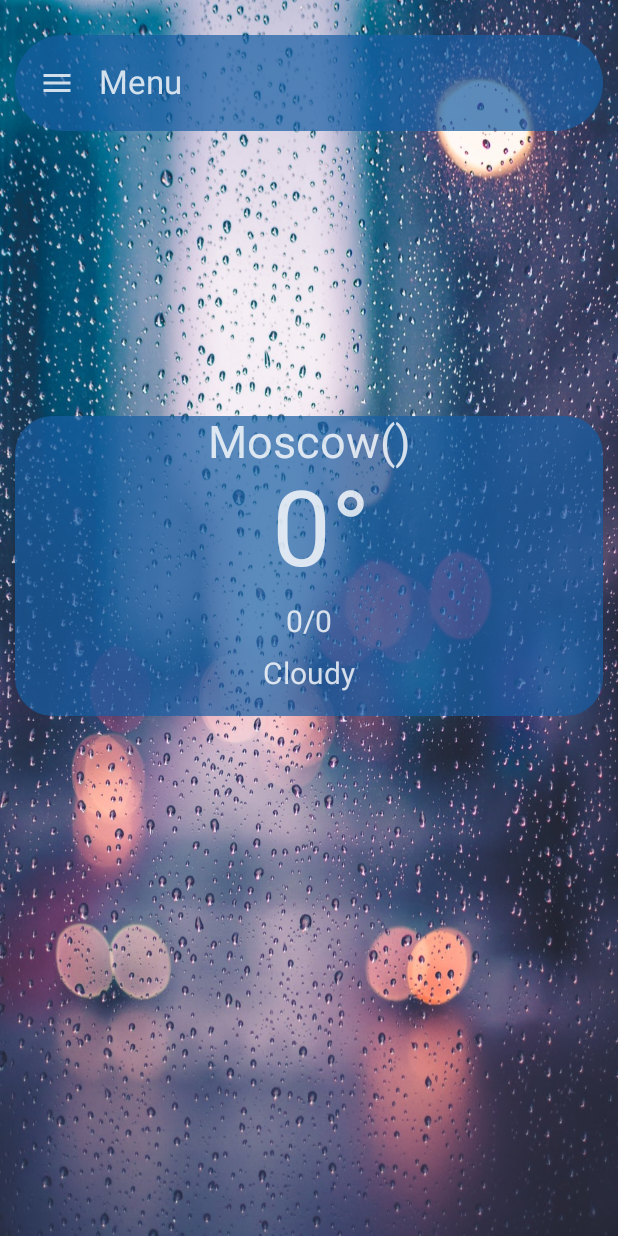
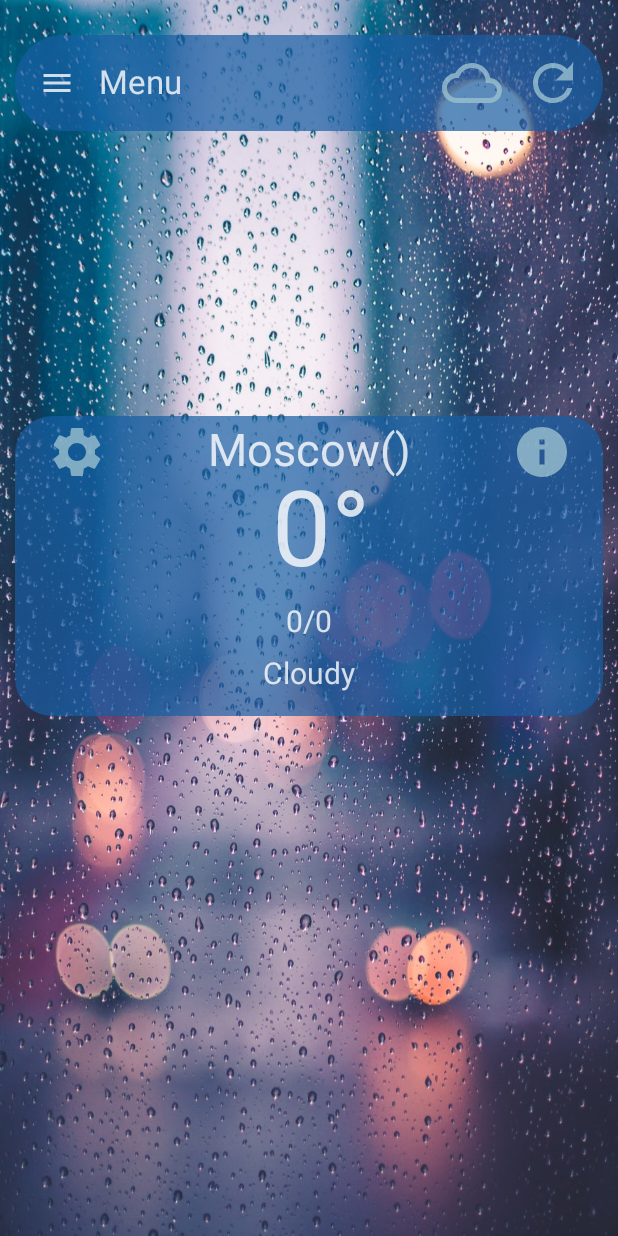
Before and after one commit to IlyaVanyaev/ComposeWeather, an Android app built with Jetpack Compose: the screen it shows after launch (MainActivity), on a phone screen of 412 x 824 dp. Run offline under Robolectric (Android 15) with nearby library versions, the phone set to English and light mode, and no system bars.

Commit message:
added buttons

```diff
--- a/app/src/main/java/com/example/composeweather/ui/view/composable/Composable.kt
+++ b/app/src/main/java/com/example/composeweather/ui/view/composable/Composable.kt
@@ -13,10 +13,14 @@ import androidx.compose.foundation.layout.fillMaxWidth
 import androidx.compose.foundation.layout.height
 import androidx.compose.foundation.layout.offset
 import androidx.compose.foundation.layout.padding
+import androidx.compose.foundation.layout.size
 import androidx.compose.foundation.layout.width
 import androidx.compose.foundation.shape.RoundedCornerShape
 import androidx.compose.material.icons.Icons
+import androidx.compose.material.icons.filled.Info
 import androidx.compose.material.icons.filled.Menu
+import androidx.compose.material.icons.filled.Refresh
+import androidx.compose.material.icons.filled.Settings
 import androidx.compose.material3.Card
 import androidx.compose.material3.CardDefaults
 import androidx.compose.material3.ExperimentalMaterial3Api
@@ -39,7 +43,9 @@ import androidx.compose.ui.text.style.TextAlign
 import androidx.compose.ui.unit.dp
 import androidx.compose.ui.unit.sp
 import com.example.composeweather.R
+import com.example.composeweather.ui.theme.ButtonLight
 import com.example.composeweather.ui.theme.DarkBlue
+import com.example.composeweather.ui.theme.LightBlue
 import com.example.composeweather.ui.theme.LightWhite
 
 @Composable
@@ -121,6 +127,14 @@ fun MainScreen(name: String) {
                             tint = LightWhite
                         )
                     }
+                },
+                actions = {
+
+                    Image(painter = painterResource(id = R.drawable.weather), contentDescription = "Weather_icon", modifier = Modifier.padding(end = 10.dp))
+
+                    IconButton(modifier = Modifier.padding(end = 5.dp), onClick = { /*TODO*/ }) {
+                        Icon(imageVector = Icons.Filled.Refresh, contentDescription = "Update", tint = ButtonLight, modifier = Modifier.size(40.dp, 40.dp))
+                    }
                 }
             )
         },
@@ -160,17 +174,29 @@ fun WeatherCard() {
                 DarkBlue
             )
         ) {
+
             Box(modifier = Modifier
-                .fillMaxSize()
-                .padding(horizontal = 80.dp), Alignment.TopCenter
+                .fillMaxSize(), Alignment.TopCenter
             )
             {
+
+                IconButton(modifier = Modifier.offset(x = (-155).dp), onClick = { /*TODO*/ }) {
+                    Icon(imageVector = Icons.Filled.Settings, contentDescription = "Settings", tint = ButtonLight, modifier = Modifier.size(40.dp, 40.dp))
+                }
+
+                IconButton(modifier = Modifier.offset(x = 155.dp), onClick = { /*TODO*/ }) {
+                    Icon(imageVector = Icons.Filled.Info, contentDescription = "Info", tint = ButtonLight, modifier = Modifier.size(40.dp, 40.dp))
+                }
+
+
+
+
                 Text(
                     text = "Moscow()", style = TextStyle(
                         fontSize = 30.sp,
                         color = LightWhite,
                         textAlign = TextAlign.Center
-                    )
+                    ), modifier = Modifier.offset(y = 5.dp)
                 )
                 Text(
                     text = "0\u00B0", style = TextStyle(
--- /dev/null
+++ b/app/src/main/res/drawable/weather.xml
@@ -0,0 +1,5 @@
+<vector android:height="40dp" android:tint="#CC9AC0CF"
+    android:viewportHeight="24" android:viewportWidth="24"
+    android:width="40dp" xmlns:android="http://schemas.android.com/apk/res/android">
+    <path android:fillColor="@android:color/white" android:pathData="M19.35,10.04C18.67,6.59 15.64,4 12,4 9.11,4 6.6,5.64 5.35,8.04 2.34,8.36 0,10.91 0,14c0,3.31 2.69,6 6,6h13c2.76,0 5,-2.24 5,-5 0,-2.64 -2.05,-4.78 -4.65,-4.96zM19,18H6c-2.21,0 -4,-1.79 -4,-4s1.79,-4 4,-4h0.71C7.37,7.69 9.48,6 12,6c3.04,0 5.5,2.46 5.5,5.5v0.5H19c1.66,0 3,1.34 3,3s-1.34,3 -3,3z"/>
+</vector>
```
